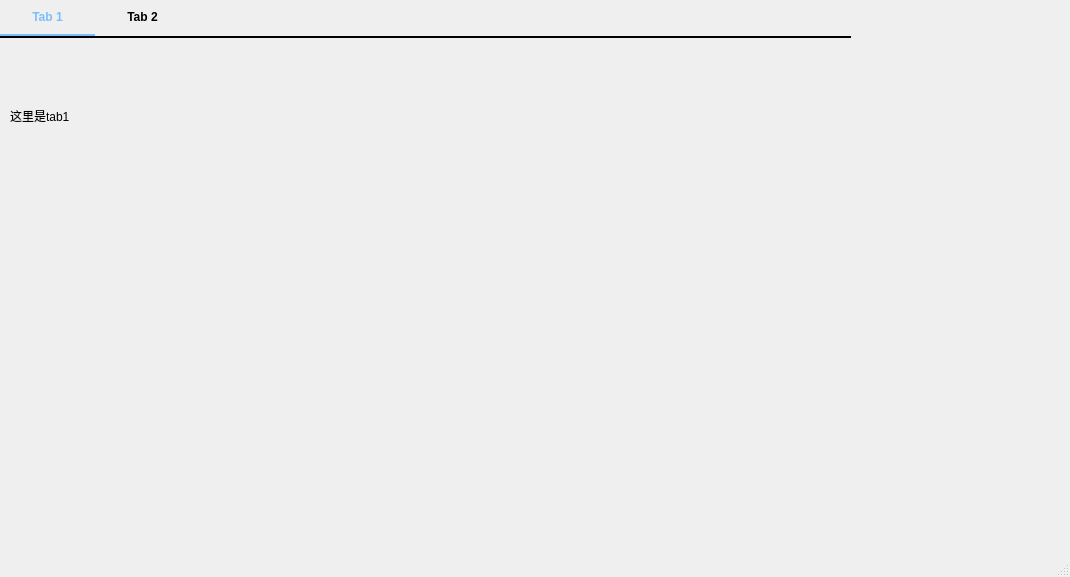
MrXnneHang/QT-Designer-Explore, file UI/tab.ui: the form before one commit.
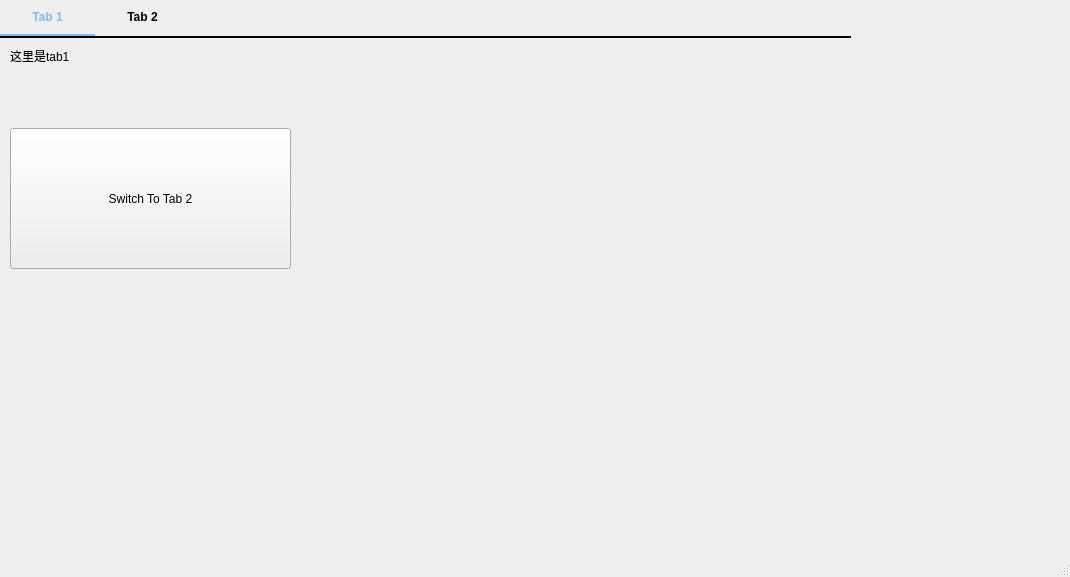
The form after the commit.

Commit message: 增加了用于切换Tab的Button

Diff of the .ui file:
```diff
--- a/UI/tab.ui
+++ b/UI/tab.ui
@@ -59,15 +59,34 @@
       <property name="geometry">
        <rect>
         <x>10</x>
-        <y>70</y>
+        <y>10</y>
         <width>81</width>
         <height>16</height>
        </rect>
       </property>
+      <property name="styleSheet">
+       <string notr="true">font-family: &quot;Microsoft YaHei&quot;;</string>
+      </property>
       <property name="text">
        <string>这里是tab1</string>
       </property>
      </widget>
+     <widget class="QPushButton" name="t1_switch_t2">
+      <property name="geometry">
+       <rect>
+        <x>10</x>
+        <y>90</y>
+        <width>281</width>
+        <height>141</height>
+       </rect>
+      </property>
+      <property name="styleSheet">
+       <string notr="true">font-family: &quot;Microsoft YaHei&quot;;</string>
+      </property>
+      <property name="text">
+       <string>Switch To Tab 2</string>
+      </property>
+     </widget>
     </widget>
     <widget class="QWidget" name="tab_2">
      <attribute name="title">
```
Left out of the diff: 25 changed lines with no effect on the pictures. The commit also changes 1 other file.
